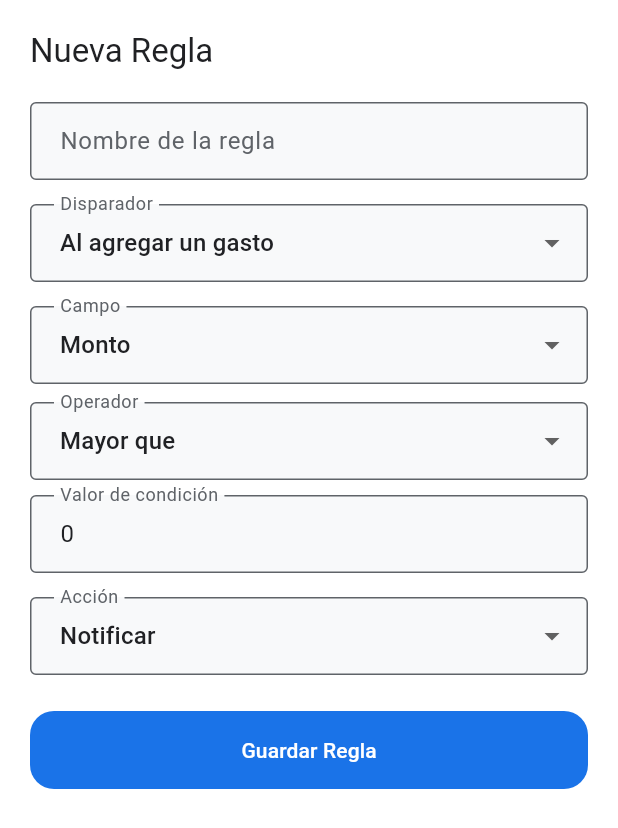
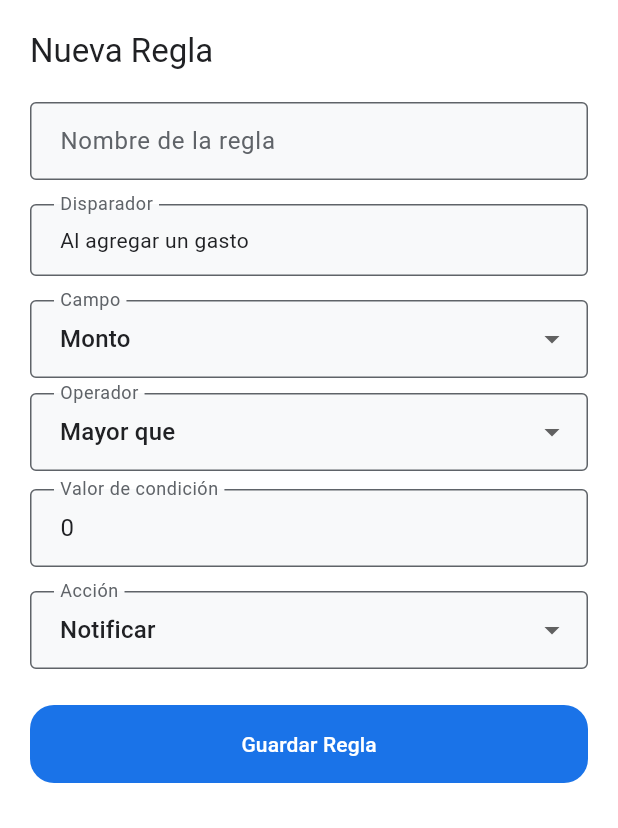
Before and after one commit to DannyJoaquin/finanzas-latam, a Flutter app: the _CreateRuleSheet widget shown alone on an empty page, opened directly with empty values, after a tap on "Guardar Regla", on a phone screen of 412 x 824 dp. Shown: the top 828 px of the screen. Run offline on Flutter 3.47's test engine with Material 3 defaults, Android fonts, the phone set to English and light mode, and no system bars; our stand-ins replace connectivity_plus, dio, firebase_core, firebase_messaging, fl_chart, flutter_local_notifications and 10 more; missing offline and left inert: dart:js_interop, google_sign_in_web; accounts and stored records are empty; network calls fail.

Commit message:
fix: correct broken category condition and hide unsupported rule triggers

```diff
--- a/mobile/lib/features/rules/presentation/screens/rules_screen.dart
+++ b/mobile/lib/features/rules/presentation/screens/rules_screen.dart
@@ -66,6 +66,13 @@ const _triggerLabels = {
   'goal_milestone': 'Al alcanzar meta',
   'periodic': 'Periódico',
 };
+
+// Only 'expense_added' actually evaluates rules today — the backend has no
+// evaluator wired up for the others (see RulesEvaluatorService). The create
+// form only offers this one so users don't build rules that silently never
+// fire; existing rules with another trigger still show their real label
+// via _triggerLabels above.
+const _supportedTrigger = 'expense_added';
 
 const _actionLabels = {
   'notify': 'Notificar',
@@ -345,11 +352,12 @@ class _CreateRuleSheet extends ConsumerStatefulWidget {
 class _CreateRuleSheetState extends ConsumerState<_CreateRuleSheet> {
   final _nameCtrl = TextEditingController();
   final _actionValueCtrl = TextEditingController();
-  String _trigger = 'expense_added';
+  final _trigger = _supportedTrigger;
   String _action = 'notify';
   String _condField = 'amount';
   String _condOp = 'gt';
   final _condValueCtrl = TextEditingController(text: '0');
+  String? _condCategoryId;
   bool _saving = false;
 
   @override
@@ -381,6 +389,20 @@ class _CreateRuleSheetState extends ConsumerState<_CreateRuleSheet> {
       );
       return;
     }
+    if (_condField == 'category' && _condCategoryId == null) {
+      ScaffoldMessenger.of(context).showSnackBar(
+        const SnackBar(content: Text('Selecciona una categoría para la condición')),
+      );
+      return;
+    }
+
+    final condition = _condField == 'category'
+        ? {'field': 'categoryId', 'op': 'eq', 'value': _condCategoryId}
+        : {
+            'field': _condField,
+            'op': _condOp,
+            'value': double.tryParse(_condValueCtrl.text) ?? 0,
+          };
 
     setState(() => _saving = true);
     try {
@@ -388,13 +410,7 @@ class _CreateRuleSheetState extends ConsumerState<_CreateRuleSheet> {
       await dio.post(ApiConstants.rules, data: {
         'name': name,
         'triggerType': _trigger,
-        'conditions': [
-          {
-            'field': _condField,
-            'op': _condOp,
-            'value': double.tryParse(_condValueCtrl.text) ?? 0,
-          }
-        ],
+        'conditions': [condition],
         'actions': [
           {
             'type': _action,
@@ -445,24 +461,20 @@ class _CreateRuleSheetState extends ConsumerState<_CreateRuleSheet> {
           ),
           const SizedBox(height: 16),
 
-          // Trigger
-          DropdownButtonFormField<String>(
-            initialValue: _trigger,
+          // Trigger — only expense_added currently evaluates rules, so it's
+          // shown as a fixed label rather than a choice that could silently
+          // never fire.
+          InputDecorator(
             decoration: const InputDecoration(
               labelText: 'Disparador',
               border: OutlineInputBorder(),
             ),
-            items: _triggerLabels.entries
-                .map((e) => DropdownMenuItem(value: e.key, child: Text(e.value)))
-                .toList(),
-            onChanged: (v) => setState(() => _trigger = v!),
+            child: Text(_triggerLabels[_trigger] ?? _trigger),
           ),
           const SizedBox(height: 16),
 
           // Condition
-          LayoutBuilder(
-            builder: (context, constraints) {
-              final fieldDropdown = DropdownButtonFormField<String>(
+          DropdownButtonFormField<String>(
             initialValue: _condField,
             decoration: const InputDecoration(
               labelText: 'Campo',
@@ -473,7 +485,35 @@ class _CreateRuleSheetState extends ConsumerState<_CreateRuleSheet> {
               DropdownMenuItem(value: 'category', child: Text('Categoría')),
             ],
             onChanged: (v) => setState(() => _condField = v!),
-              );
+          ),
+          const SizedBox(height: 10),
+          if (_condField == 'category')
+            categoriesAsync.when(
+              loading: () => const LinearProgressIndicator(),
+              error: (e, _) => Text(
+                'No se pudieron cargar las categorías: $e',
+                style: TextStyle(color: Theme.of(context).colorScheme.error),
+              ),
+              data: (categories) => DropdownButtonFormField<String>(
+                initialValue: categories.any((c) => c.id == _condCategoryId)
+                    ? _condCategoryId
+                    : null,
+                decoration: const InputDecoration(
+                  labelText: 'Es la categoría',
+                  border: OutlineInputBorder(),
+                ),
+                items: categories
+                    .map((category) => DropdownMenuItem(
+                          value: category.id,
+                          child: Text(category.name),
+                        ))
+                    .toList(),
+                onChanged: (v) => setState(() => _condCategoryId = v),
+              ),
+            )
+          else
+            LayoutBuilder(
+              builder: (context, constraints) {
                 final operatorDropdown = DropdownButtonFormField<String>(
                   initialValue: _condOp,
                   decoration: const InputDecoration(
@@ -487,34 +527,33 @@ class _CreateRuleSheetState extends ConsumerState<_CreateRuleSheet> {
                   ],
                   onChanged: (v) => setState(() => _condOp = v!),
                 );
+                final valueField = TextField(
+                  controller: _condValueCtrl,
+                  keyboardType: TextInputType.number,
+                  decoration: const InputDecoration(
+                    labelText: 'Valor de condición',
+                    border: OutlineInputBorder(),
+                  ),
+                );
 
                 if (constraints.maxWidth < 420) {
                   return Column(
                     children: [
-                    fieldDropdown,
+                      operatorDropdown,
                       const SizedBox(height: 12),
-                    operatorDropdown,
+                      valueField,
                     ],
                   );
                 }
 
                 return Row(
                   children: [
-                  Expanded(child: fieldDropdown),
+                    Expanded(child: operatorDropdown),
                     const SizedBox(width: 8),
-                  Expanded(child: operatorDropdown),
+                    Expanded(child: valueField),
                   ],
                 );
               },
-          ),
-          const SizedBox(height: 10),
-          TextField(
-            controller: _condValueCtrl,
-            keyboardType: TextInputType.number,
-            decoration: const InputDecoration(
-              labelText: 'Valor de condición',
-              border: OutlineInputBorder(),
-            ),
             ),
           const SizedBox(height: 16),
 
```
Also changed, not shown: 1 other file. Lines whose indentation alone changed are shown as unchanged.
